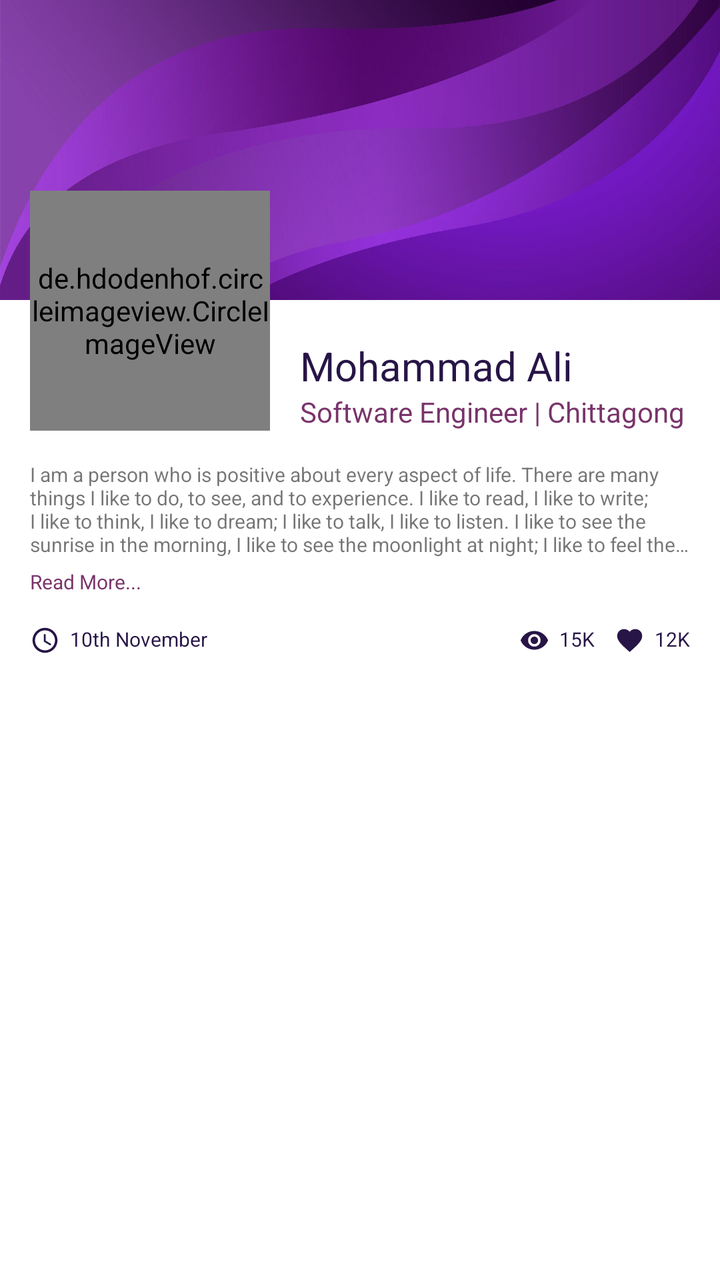
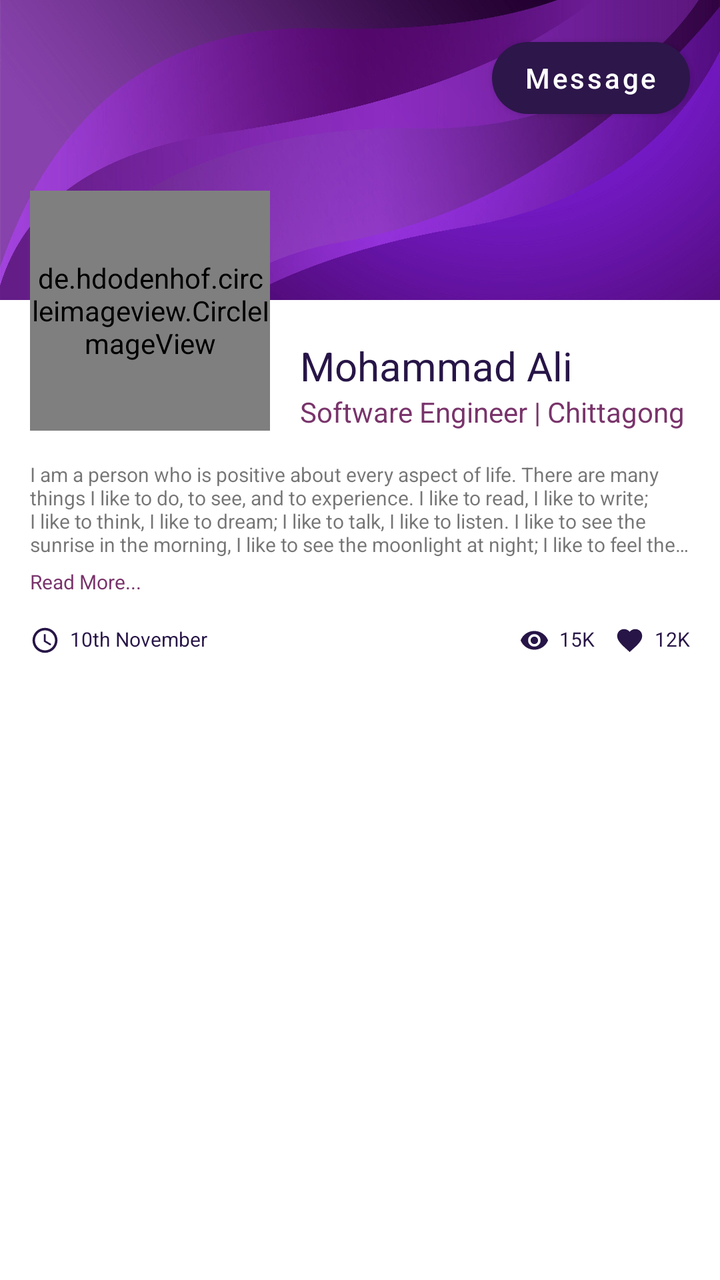

The first picture is an Android layout as it rendered before a commit; the second is the same layout after the commit. The layout source and the unified diff follow.
<!-- AndroidManifest.xml: application theme AppTheme -->
<!-- res/layout/item_user.xml -->
<?xml version="1.0" encoding="utf-8"?>
<RelativeLayout xmlns:android="http://schemas.android.com/apk/res/android"
    xmlns:app="http://schemas.android.com/apk/res-auto"
    android:id="@+id/item_layout"
    android:layout_marginBottom="15dp"
    android:background="@color/colorWhite"
    android:layout_width="match_parent"
    android:layout_height="wrap_content">

    
    <ImageView
        android:id="@+id/item_bg_image"
        android:scaleType="centerCrop"
        android:src="@drawable/background_image"
        android:background="@color/colorBackgroundGrey"
        android:layout_width="match_parent"
        android:layout_height="150dp"/>

    <LinearLayout
        android:layout_marginTop="-70dp"
        android:padding="15dp"
        android:layout_below="@+id/item_bg_image"
        android:orientation="vertical"
        android:layout_width="match_parent"
        android:layout_height="wrap_content">
        <LinearLayout
            android:orientation="horizontal"
            android:layout_marginBottom="15dp"
            android:layout_width="match_parent"
            android:layout_height="wrap_content">
            <de.hdodenhof.circleimageview.CircleImageView
                android:id="@+id/item_image"
                app:civ_border_width="1dp"
                app:civ_border_color="@color/colorLightGrey"
                app:civ_circle_background_color="@color/colorWhite"
                app:tint="@color/colorWhite"
                android:src="@drawable/ic_add_photo"
                android:layout_marginEnd="15dp"
                android:layout_width="120dp"
                android:layout_height="120dp"/>
            <LinearLayout
                android:layout_marginTop="60dp"
                android:layout_gravity="bottom"
                android:orientation="vertical"
                android:layout_width="match_parent"
                android:layout_height="wrap_content">
                <TextView
                    android:id="@+id/item_name"
                    android:textSize="20sp"
                    android:text="Mohammad Ali"
                    android:textColor="@color/colorPrimary"
                    android:layout_width="wrap_content"
                    android:layout_height="wrap_content"/>
                <TextView
                    android:id="@+id/item_address_designation"
                    android:text="Software Engineer | Chittagong"
                    android:textColor="@color/colorPurple"
                    android:layout_width="wrap_content"
                    android:layout_height="wrap_content"/>
            </LinearLayout>
        </LinearLayout>

        <LinearLayout
            android:orientation="vertical"
            android:layout_marginBottom="15dp"
            android:layout_width="match_parent"
            android:layout_height="wrap_content">
            <TextView
                android:id="@+id/item_description"
                android:ellipsize="end"
                android:maxLines="4"
                android:textSize="10sp"
                android:layout_marginBottom="5dp"
                android:text="I am a person who is positive about every aspect of life. There are many things I like to do, to see, and to experience. I like to read, I like to write; I like to think, I like to dream; I like to talk, I like to listen. I like to see the sunrise in the morning, I like to see the moonlight at night; I like to feel the music flowing on my face, I like to smell the wind coming from the ocean. I like to look at the clouds in the sky with a blank mind, I like to do thought experiment when I cannot sleep in the middle of the night. I like flowers in spring, rain in summer, leaves in autumn, and snow in winter. I like to sleep early, I like to get up late; I like to be alone, I like to be surrounded by people. I like country’s peace, I like metropolis’ noise; I like the beautiful west lake in Hangzhou, I like the flat cornfield in Champaign. I like delicious food and comfortable shoes; I like good books and romantic movies. I like the land and the nature, I like people. And, I like to laugh."
                android:layout_width="wrap_content"
                android:layout_height="wrap_content"/>
            <TextView
                android:ellipsize="end"
                android:maxLines="4"
                android:textSize="10sp"
                android:text="Read More..."
                android:textColor="@color/colorPurple"
                android:layout_width="match_parent"
                android:layout_height="wrap_content"/>
        </LinearLayout>
        <RelativeLayout
            android:layout_width="match_parent"
            android:layout_height="wrap_content">
            <LinearLayout
                android:orientation="horizontal"
                android:layout_width="wrap_content"
                android:layout_height="wrap_content">
                <ImageView
                    app:tint="@color/colorPrimary"
                    android:src="@drawable/ic_baseline_access_time_24"
                    android:layout_marginEnd="5dp"
                    android:layout_width="15dp"
                    android:layout_height="15dp"/>
                <TextView
                    android:id="@+id/item_date"
                    android:textSize="10sp"
                    android:text="10th November"
                    android:textColor="@color/colorPrimary"
                    android:layout_width="wrap_content"
                    android:layout_height="wrap_content"/>
            </LinearLayout>
            <LinearLayout
                android:layout_alignParentEnd="true"
                android:orientation="horizontal"
                android:layout_width="wrap_content"
                android:layout_height="wrap_content">
                <LinearLayout
                    android:layout_marginEnd="10dp"
                    android:orientation="horizontal"
                    android:layout_width="wrap_content"
                    android:layout_height="wrap_content">
                    <ImageView
                        app:tint="@color/colorPrimary"
                        android:src="@drawable/ic_baseline_visibility_24"
                        android:layout_marginEnd="5dp"
                        android:layout_width="15dp"
                        android:layout_height="15dp"/>
                    <TextView
                        android:id="@+id/item_viewed"
                        android:textSize="10sp"
                        android:text="15K"
                        android:textColor="@color/colorPrimary"
                        android:layout_width="wrap_content"
                        android:layout_height="wrap_content"/>
                </LinearLayout>
                <LinearLayout
                    android:orientation="horizontal"
                    android:layout_width="wrap_content"
                    android:layout_height="wrap_content">
                    <ImageView
                        app:tint="@color/colorPrimary"
                        android:src="@drawable/ic_baseline_favorite_24"
                        android:layout_marginEnd="5dp"
                        android:layout_width="15dp"
                        android:layout_height="15dp"/>
                    <TextView
                        android:id="@+id/item_liked"
                        android:textSize="10sp"
                        android:text="12K"
                        android:textColor="@color/colorPrimary"
                        android:layout_width="wrap_content"
                        android:layout_height="wrap_content"/>
                </LinearLayout>
            </LinearLayout>
        </RelativeLayout>
    </LinearLayout>

</RelativeLayout>
<!-- resources referenced by this layout -->
<resources>
  <color name="colorBackgroundGrey">#F5F7F8</color>
  <color name="colorLightGrey">#F2F2F2</color>
  <color name="colorPrimary">#271547</color>
  <color name="colorPurple">#79346B</color>
  <color name="colorWhite">#FFFFFF</color>
  <!-- drawable ic_baseline_access_time_24 (drawable) -->
  <vector xmlns:android="http://schemas.android.com/apk/res/android"
      android:width="24dp"
      android:height="24dp"
      android:viewportWidth="24"
      android:viewportHeight="24"
      android:tint="?attr/colorControlNormal">
    <path
        android:fillColor="@android:color/white"
        android:pathData="M11.99,2C6.47,2 2,6.48 2,12s4.47,10 9.99,10C17.52,22 22,17.52 22,12S17.52,2 11.99,2zM12,20c-4.42,0 -8,-3.58 -8,-8s3.58,-8 8,-8 8,3.58 8,8 -3.58,8 -8,8z"/>
    <path
        android:fillColor="@android:color/white"
        android:pathData="M12.5,7H11v6l5.25,3.15 0.75,-1.23 -4.5,-2.67z"/>
  </vector>
  <!-- drawable ic_baseline_favorite_24 (drawable) -->
  <vector xmlns:android="http://schemas.android.com/apk/res/android"
      android:width="24dp"
      android:height="24dp"
      android:viewportWidth="24"
      android:viewportHeight="24"
      android:tint="?attr/colorControlNormal">
    <path
        android:fillColor="@android:color/white"
        android:pathData="M12,21.35l-1.45,-1.32C5.4,15.36 2,12.28 2,8.5 2,5.42 4.42,3 7.5,3c1.74,0 3.41,0.81 4.5,2.09C13.09,3.81 14.76,3 16.5,3 19.58,3 22,5.42 22,8.5c0,3.78 -3.4,6.86 -8.55,11.54L12,21.35z"/>
  </vector>
  <!-- drawable ic_baseline_visibility_24 (drawable) -->
  <vector xmlns:android="http://schemas.android.com/apk/res/android"
      android:width="24dp"
      android:height="24dp"
      android:viewportWidth="24"
      android:viewportHeight="24"
      android:tint="?attr/colorControlNormal">
    <path
        android:fillColor="@android:color/white"
        android:pathData="M12,4.5C7,4.5 2.73,7.61 1,12c1.73,4.39 6,7.5 11,7.5s9.27,-3.11 11,-7.5c-1.73,-4.39 -6,-7.5 -11,-7.5zM12,17c-2.76,0 -5,-2.24 -5,-5s2.24,-5 5,-5 5,2.24 5,5 -2.24,5 -5,5zM12,9c-1.66,0 -3,1.34 -3,3s1.34,3 3,3 3,-1.34 3,-3 -1.34,-3 -3,-3z"/>
  </vector>
  <style name="AppTheme" parent="Theme.MaterialComponents.DayNight.NoActionBar">
          
          <item name="colorPrimary">@color/colorPrimary</item>
          <item name="colorPrimaryDark">@color/colorPrimaryDark</item>
          <item name="colorAccent">@color/colorAccent</item>
      </style>
  <color name="colorPrimaryDark">#43105D</color>
  <color name="colorAccent">#2D164A</color>
  <!-- unchanged entries left out for length: 2 -->
</resources>

<!-- the commit's change to res/layout/item_user.xml (unified diff, before → after) -->
@@ -15,6 +15,18 @@
         android:background="@color/colorBackgroundGrey"
         android:layout_width="match_parent"
         android:layout_height="150dp"/>
+
+    <Button
+        android:id="@+id/message_button"
+        android:text="Message"
+        android:textAllCaps="false"
+        android:textColor="@color/colorWhite"
+        app:cornerRadius="25dp"
+        android:layout_margin="15dp"
+        android:layout_alignParentEnd="true"
+        app:backgroundTint="@color/colorAccent"
+        android:layout_width="wrap_content"
+        android:layout_height="wrap_content" />
 
     <LinearLayout
         android:layout_marginTop="-70dp"
